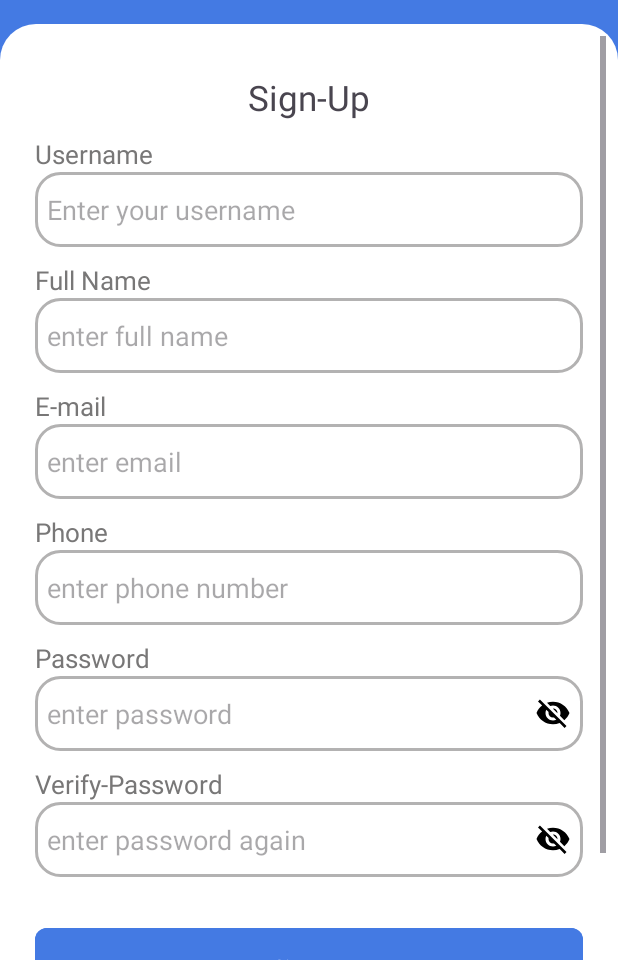
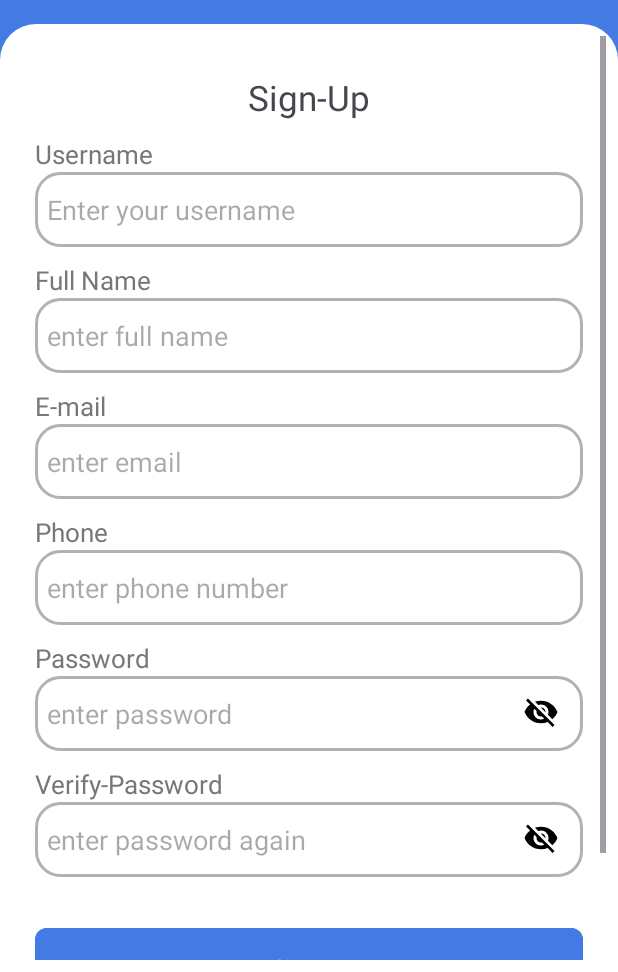
Before and after one commit to YousefMoPrince/PayOnApplication, an Android app: the screen it shows after launch (SignUp), after a tap on "Sign Up", on a phone screen of 412 x 824 dp, the part 264-1236 px from its top. Run offline under Robolectric (Android 15) with nearby library versions, the phone set to English and light mode, and no system bars; Roboto replaces fonts that are not available here; 2 other taps on this screen came first.

```diff
--- a/app/src/main/java/com/megabyte/payonapplication/APIurl.java
+++ b/app/src/main/java/com/megabyte/payonapplication/APIurl.java
@@ -1,7 +1,7 @@
 package com.megabyte.payonapplication;
 
 public class APIurl {
-    public static final String BASE_URL = "http://192.168.1.5:9090/";
+    public static final String BASE_URL = "http://10.78.220.195:9090/";
     public static final String LOGIN_URL = BASE_URL + "api/LogReg/Login";
     public static final String REGISTER_URL = BASE_URL + "api/LogReg/register";
     public static final String ADMIN_LOGIN_URL = BASE_URL + "api/admins/Adlogin";
--- a/app/src/main/java/com/megabyte/payonapplication/Contacts.java
+++ b/app/src/main/java/com/megabyte/payonapplication/Contacts.java
@@ -101,7 +101,6 @@ public class Contacts extends AppCompatActivity {
                 ContactsContract.CommonDataKinds.Phone.NUMBER
         };
 
-        // المرحلة الأولى: جمع الأرقام من الهاتف وتنظيفها
         try (Cursor cursor = cr.query(ContactsContract.CommonDataKinds.Phone.CONTENT_URI, projection, null, null, null)) {
             if (cursor == null) {
                 Toast.makeText(this, "Could not fetch contacts.", Toast.LENGTH_SHORT).show();
@@ -118,7 +117,6 @@ public class Contacts extends AppCompatActivity {
 
                 String cleanNumber = number.replaceAll("[\\s\\-\\(\\)\\+]", "");
 
-                // توحيد التنسيق ليكون 01xxxxxxxxx
                 if (cleanNumber.startsWith("201") && cleanNumber.length() == 12) {
                     cleanNumber = "0" + cleanNumber.substring(2);
                 } else if (cleanNumber.startsWith("1") && cleanNumber.length() == 10) {
--- a/app/src/main/java/com/megabyte/payonapplication/SignIn.java
+++ b/app/src/main/java/com/megabyte/payonapplication/SignIn.java
@@ -3,8 +3,10 @@ package com.megabyte.payonapplication;
 import android.content.Intent;
 import android.content.SharedPreferences;
 import android.os.Bundle;
+import android.text.InputType;
 import android.widget.Button;
 import android.widget.EditText;
+import android.widget.ImageView;
 import android.widget.TextView;
 import android.widget.Toast;
 
@@ -29,6 +31,8 @@ public class SignIn extends AppCompatActivity {
     private EditText useremail;
     private EditText password;
     private TextView signUpText ;
+    private ImageView visibility;
+    private boolean isHidden = true;
 
     @Override
     protected void onCreate(Bundle savedInstanceState) {
@@ -39,6 +43,11 @@ public class SignIn extends AppCompatActivity {
         signInButton = findViewById(R.id.signInButton);
         useremail = findViewById(R.id.useremail);
         password = findViewById(R.id.password);
+        visibility = findViewById(R.id.visibility);
+        visibility.setOnClickListener(view -> {
+            isHidden = !isHidden;
+            updateDisplay();
+        });
         signUpText.setOnClickListener(view -> {
             Intent intent = new Intent(SignIn.this, SignUp.class);
             startActivity(intent);
@@ -166,4 +175,13 @@ public class SignIn extends AppCompatActivity {
             return insets;
         });
     }
+    public void updateDisplay() {
+        if (isHidden) {
+            password.setInputType(InputType.TYPE_TEXT_VARIATION_PASSWORD);
+            visibility.setImageResource(R.drawable.visibility_off);
+        } else {
+            password.setInputType(InputType.TYPE_TEXT_VARIATION_VISIBLE_PASSWORD);
+            visibility.setImageResource(R.drawable.visibility);
+        }
+    }
 }
--- a/app/src/main/java/com/megabyte/payonapplication/SignUp.java
+++ b/app/src/main/java/com/megabyte/payonapplication/SignUp.java
@@ -3,8 +3,10 @@ package com.megabyte.payonapplication;
 import android.content.Intent;
 import android.content.SharedPreferences;
 import android.os.Bundle;
+import android.text.InputType;
 import android.widget.Button;
 import android.widget.EditText;
+import android.widget.ImageView;
 import android.widget.TextView;
 import android.widget.Toast;
 
@@ -37,6 +39,9 @@ public class SignUp extends AppCompatActivity {
     private EditText phoneNumber;
     private EditText verifyPassword;
     private TextView signInText ;
+    private ImageView visibility;
+    private ImageView visibility2;
+    private boolean isHidden = true;
 
     @Override
     protected void onCreate(Bundle savedInstanceState) {
@@ -51,6 +56,16 @@ public class SignUp extends AppCompatActivity {
         phoneNumber = findViewById(R.id.phoneReg);
         verifyPassword = findViewById(R.id.verifyPasswordReg);
         signUpButton = findViewById(R.id.signUpButton);
+        visibility = findViewById(R.id.visibility);
+        visibility2 = findViewById(R.id.visibility2);
+        visibility.setOnClickListener(view -> {
+            isHidden = !isHidden;
+            updateDisplay();
+        });
+        visibility2.setOnClickListener(view -> {
+            isHidden = !isHidden;
+            updateDisplay2();
+        });
         signInText.setOnClickListener(view -> {
             Intent intent = new Intent(SignUp.this, SignIn.class);
             startActivity(intent);
@@ -228,4 +243,22 @@ public class SignUp extends AppCompatActivity {
             return insets;
         });
     }
+    public void updateDisplay() {
+        if (isHidden) {
+            password.setInputType(InputType.TYPE_TEXT_VARIATION_PASSWORD);
+            visibility.setImageResource(R.drawable.visibility_off);
+        } else {
+            password.setInputType(InputType.TYPE_TEXT_VARIATION_VISIBLE_PASSWORD);
+            visibility.setImageResource(R.drawable.visibility);
+        }
+    }
+    public void updateDisplay2() {
+        if (isHidden) {
+            password.setInputType(InputType.TYPE_TEXT_VARIATION_PASSWORD);
+            visibility2.setImageResource(R.drawable.visibility_off);
+        } else {
+            password.setInputType(InputType.TYPE_TEXT_VARIATION_VISIBLE_PASSWORD);
+            visibility2.setImageResource(R.drawable.visibility);
+        }
+    }
 }
--- a/app/src/main/res/layout/activity_sign_up.xml
+++ b/app/src/main/res/layout/activity_sign_up.xml
@@ -183,11 +183,21 @@
                 android:layout_marginEnd="15dp"
                 android:hint="enter password"
                 android:inputType="textPassword"
-                android:drawableEnd="@drawable/visibility_off"
                 app:layout_constraintStart_toStartOf="parent"
                 app:layout_constraintEnd_toEndOf="parent"
                 app:layout_constraintTop_toBottomOf="@id/passwordLabel"
                 />
+            <ImageView
+                android:id="@+id/visibility"
+                android:layout_width="wrap_content"
+                android:layout_height="wrap_content"
+                android:layout_marginTop="11dp"
+                android:layout_marginEnd="16dp"
+                android:layout_marginBottom="14dp"
+                android:src="@drawable/visibility_off"
+                app:layout_constraintBottom_toBottomOf="@+id/passwordReg"
+                app:layout_constraintEnd_toEndOf="@+id/passwordReg"
+                app:layout_constraintTop_toTopOf="@+id/passwordReg" />
 
             <TextView
                 android:id="@+id/verifyPasswordLabel"
@@ -212,11 +222,21 @@
                 android:layout_marginEnd="15dp"
                 android:hint="enter password again"
                 android:inputType="textPassword"
-                android:drawableEnd="@drawable/visibility_off"
                 app:layout_constraintStart_toStartOf="parent"
                 app:layout_constraintEnd_toEndOf="parent"
                 app:layout_constraintTop_toBottomOf="@id/verifyPasswordLabel"
                 />
+            <ImageView
+                android:id="@+id/visibility2"
+                android:layout_width="wrap_content"
+                android:layout_height="wrap_content"
+                android:layout_marginTop="11dp"
+                android:layout_marginEnd="16dp"
+                android:layout_marginBottom="14dp"
+                android:src="@drawable/visibility_off"
+                app:layout_constraintBottom_toBottomOf="@+id/verifyPasswordReg"
+                app:layout_constraintEnd_toEndOf="@+id/verifyPasswordReg"
+                app:layout_constraintTop_toTopOf="@+id/verifyPasswordReg" />
 
             <com.google.android.material.button.MaterialButton
                 android:id="@+id/signUpButton"
```
Also changed, not shown: app/src/main/java/com/megabyte/payonapplication/Deposit.java (+13 -2 lines), app/src/main/java/com/megabyte/payonapplication/Transfer.java (+11 -6 lines), app/src/main/java/com/megabyte/payonapplication/Withdraw.java (+11 -2 lines), app/src/main/res/layout/activity_sign_in.xml (+15 -5 lines).
